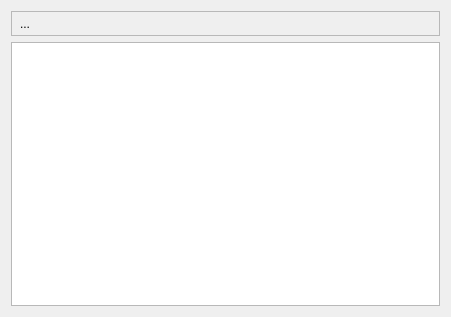
Before: the Qt Designer form libqf/libqfqmlwidgets/src/dialogs/previewdialog.ui in Quick-Event/quickbox, drawn with Qt 5.
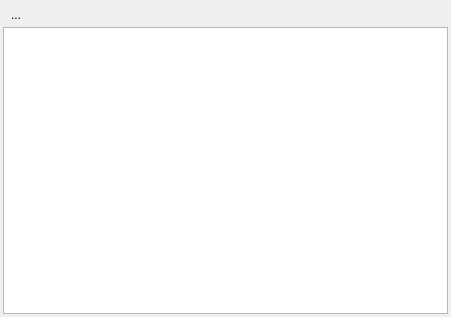
After: the same form once the commit is applied. Icons and pictures are not drawn.

```diff
--- a/libqf/libqfqmlwidgets/src/dialogs/previewdialog.ui
+++ b/libqf/libqfqmlwidgets/src/dialogs/previewdialog.ui
@@ -11,11 +11,23 @@
    </rect>
   </property>
   <layout class="QVBoxLayout" name="verticalLayout">
+   <property name="spacing">
+    <number>1</number>
+   </property>
+   <property name="leftMargin">
+    <number>3</number>
+   </property>
+   <property name="topMargin">
+    <number>3</number>
+   </property>
+   <property name="rightMargin">
+    <number>3</number>
+   </property>
+   <property name="bottomMargin">
+    <number>3</number>
+   </property>
    <item>
     <widget class="QFrame" name="frame">
-     <property name="frameShape">
-      <enum>QFrame::StyledPanel</enum>
-     </property>
      <property name="frameShadow">
       <enum>QFrame::Raised</enum>
      </property>
```
Left out of the diff: 4 changed lines with no effect on the pictures.
